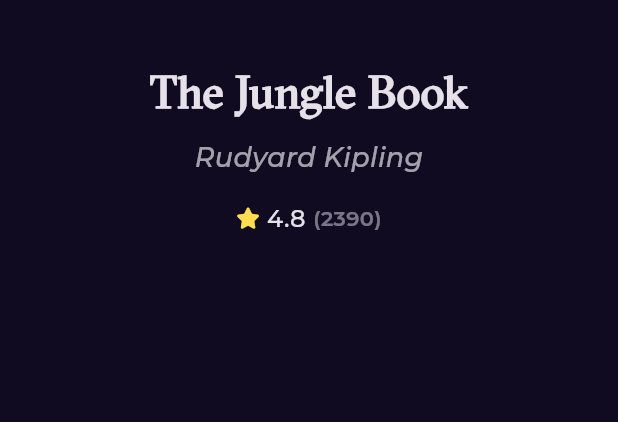
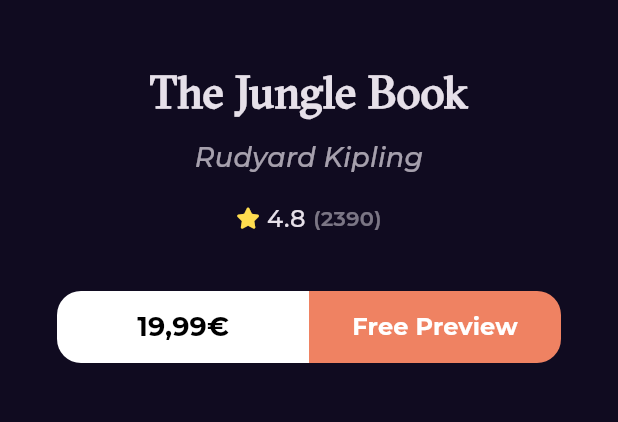
Before and after one commit to AhmedElsalhy/BookStore, a Flutter app: the BookDetailsView screen opened by its route, on a phone screen of 412 x 824 dp, the part 542-964 px from its top. Run offline on Flutter 3.47's test engine with Material 3 defaults, Android fonts, the phone set to English and light mode, and no system bars; our stand-ins replace font_awesome_flutter, go_router, google_fonts.

Commit message:
create book buttons actions

```diff
--- /dev/null
+++ b/lib/Features/home/presentation/views/widgets/book_button_actions.dart
@@ -0,0 +1,40 @@
+import 'package:book_store/core/widgets/custom_button.dart';
+import 'package:flutter/material.dart';
+
+class BookButtonActions extends StatelessWidget {
+  const BookButtonActions({super.key});
+
+  @override
+  Widget build(BuildContext context) {
+    return const Padding(
+      padding: EdgeInsets.symmetric(horizontal: 8),
+      child: Row(
+        children: [
+          Expanded(
+            child: CustomButton(
+              text: '19,99€',
+              backgroundColor: Colors.white,
+              textColor: Colors.black,
+              borderRadius: BorderRadius.only(
+                topLeft: Radius.circular(16),
+                bottomLeft: Radius.circular(16),
+              ),
+            ),
+          ),
+          Expanded(
+            child: CustomButton(
+              text: 'Free Preview',
+              fontSize: 16,
+              backgroundColor: Color(0xFFEF8262),
+              textColor: Colors.white,
+              borderRadius: BorderRadius.only(
+                topRight: Radius.circular(16),
+                bottomRight: Radius.circular(16),
+              ),
+            ),
+          ),
+        ],
+      ),
+    );
+  }
+}
--- a/lib/Features/home/presentation/views/widgets/book_details_view_body.dart
+++ b/lib/Features/home/presentation/views/widgets/book_details_view_body.dart
@@ -3,6 +3,7 @@ import 'package:book_store/Features/home/presentation/views/widgets/custom_book_
 import 'package:book_store/core/utils/styles.dart';
 import 'package:flutter/material.dart';
 
+import 'book_button_actions.dart';
 import 'custom_book_details_app_bar.dart';
 
 class BookDetailsViewBody extends StatelessWidget {
@@ -43,7 +44,11 @@ class BookDetailsViewBody extends StatelessWidget {
           const SizedBox(
             height: 16,
           ),
-          const BookRating()
+          const BookRating(),
+          const SizedBox(
+            height: 37,
+          ),
+          const BookButtonActions(),
         ],
       ),
     );
--- /dev/null
+++ b/lib/core/widgets/custom_button.dart
@@ -0,0 +1,45 @@
+import 'package:book_store/core/utils/styles.dart';
+import 'package:flutter/material.dart';
+
+class CustomButton extends StatelessWidget {
+  const CustomButton({
+    super.key,
+    required this.backgroundColor,
+    required this.textColor,
+    this.borderRadius,
+    required this.text,
+    this.fontSize,
+  });
+
+  final Color backgroundColor;
+  final Color textColor;
+  final BorderRadius? borderRadius;
+  final String text;
+  final double? fontSize;
+
+  @override
+  Widget build(BuildContext context) {
+    return SizedBox(
+      height: 48,
+      child: TextButton(
+        onPressed: () {},
+        style: TextButton.styleFrom(
+          backgroundColor: backgroundColor,
+          shape: RoundedRectangleBorder(
+            borderRadius: borderRadius ??
+                BorderRadius.circular(
+                  12,
+                ),
+          ),
+        ),
+        child: Text(
+          text,
+          style: Styles.textStyle18.copyWith(
+              color: textColor,
+              fontWeight: FontWeight.bold,
+              fontSize: fontSize),
+        ),
+      ),
+    );
+  }
+}
```
